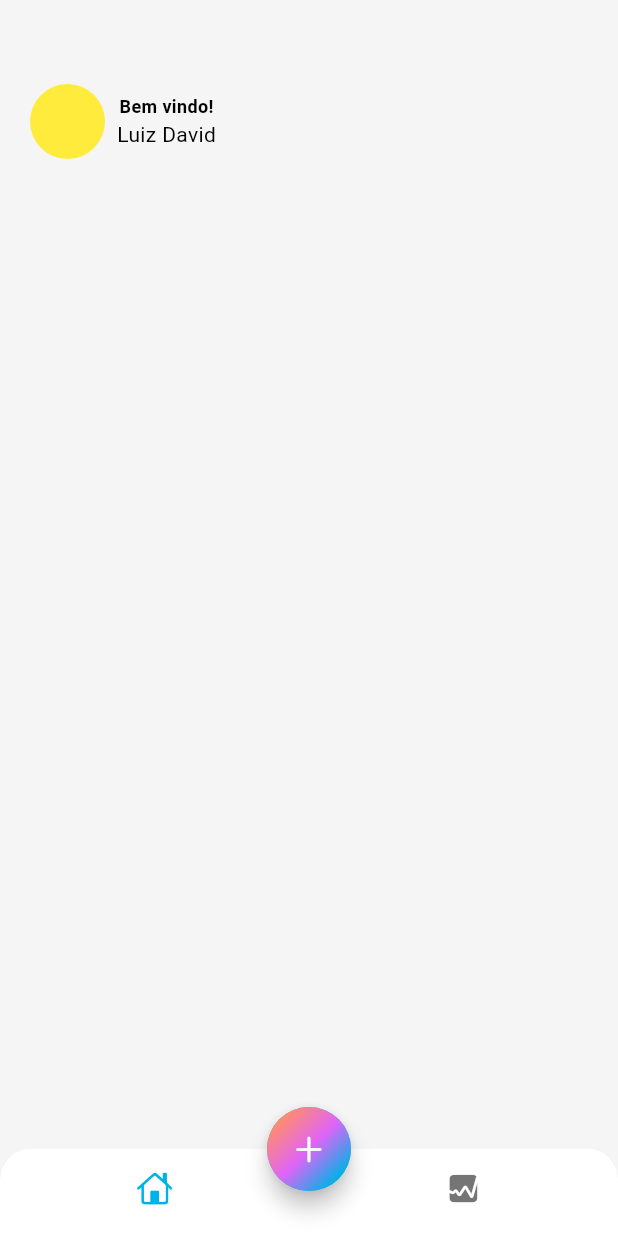
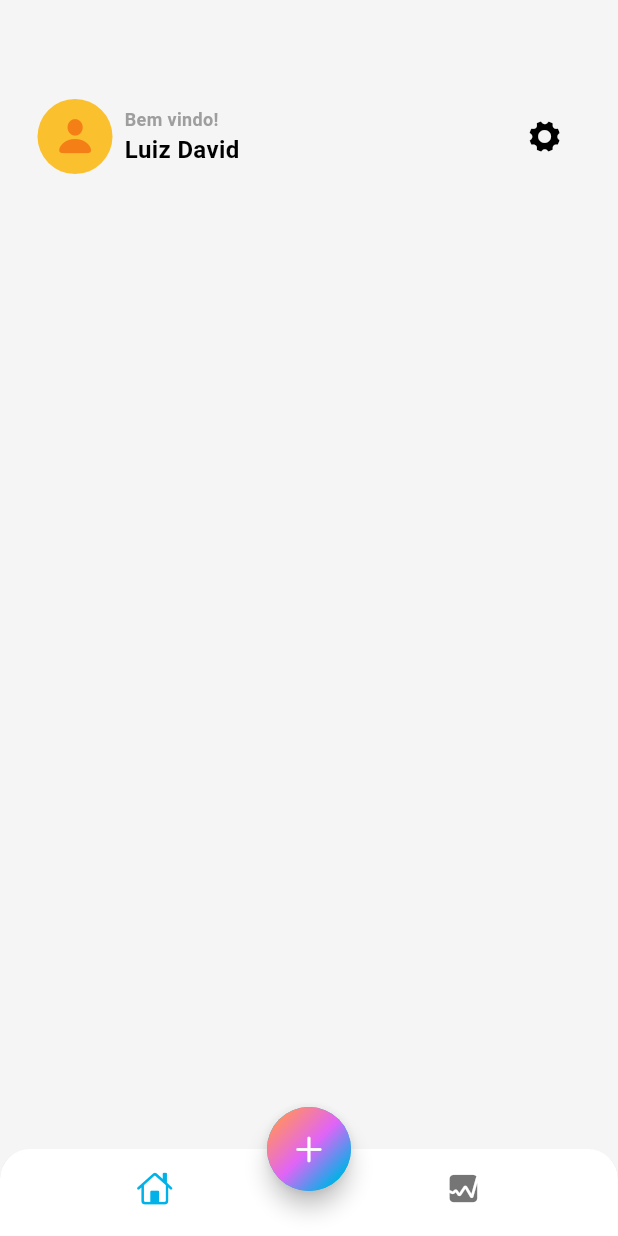
Before and after one commit to LuizDavid5365/expenses_tracker, a Flutter app: the screen it shows after launch, on a phone screen of 412 x 824 dp. Run offline on Flutter 3.47's test engine with Material 3 defaults, Android fonts, the phone set to English and light mode, and no system bars.

Commit message:
ajusta estilo e layout da tela principal, incluindo melhorias na apresentação do usuário

```diff
--- a/lib/app_view.dart
+++ b/lib/app_view.dart
@@ -16,7 +16,7 @@ class MyAppView extends StatelessWidget {
           primary: const Color(0xFF00B2E7),
           secondary: const Color(0xFFE064F7),
           tertiary: const Color(0xFFFF8D6C),
-          outline: Colors.grey.shade400,
+          outline: Colors.grey,
         ),
       ),
       home: HomeScreen(),
--- a/lib/screens/home/views/main_screen.dart
+++ b/lib/screens/home/views/main_screen.dart
@@ -1,3 +1,4 @@
+import 'package:flutter/cupertino.dart';
 import 'package:flutter/material.dart';
 
 class MainScreen extends StatelessWidget {
@@ -7,31 +8,59 @@ class MainScreen extends StatelessWidget {
   Widget build(BuildContext context) {
     return SafeArea(
       child: Padding(
-        padding: const EdgeInsets.symmetric(horizontal: 20.0),
+        padding: const EdgeInsets.symmetric(horizontal: 25.0, vertical: 10),
         child: Column(
           children: [
             Row(
+              mainAxisAlignment: MainAxisAlignment.spaceBetween,
+              children: [
+                Row(
+                  children: [
+                    Stack(
+                      alignment: Alignment.center,
                       children: [
                         Container(
                           width: 50,
                           height: 50,
-                  decoration: const BoxDecoration(
+                          decoration: BoxDecoration(
                             shape: BoxShape.circle,
-                    color: Colors.yellow,
+                            color: Colors.yellow[700],
                           ),
                         ),
+                        Icon(
+                          CupertinoIcons.person_fill,
+                          size: 30,
+                          color: Colors.yellow[900],
+                        ),
+                      ],
+                    ),
                     const SizedBox(width: 8),
-                const Column(
+                    Column(
+                      crossAxisAlignment: CrossAxisAlignment.start,
                       children: [
                         Text(
                           "Bem vindo!",
                           style: TextStyle(
                             fontSize: 12,
                             fontWeight: FontWeight.w600,
+                            color: Theme.of(context).colorScheme.outline,
                           ),
                         ),
-                    Text("Luiz David"),
+                        Text(
+                          "Luiz David",
+                          style: TextStyle(
+                            fontSize: 16,
+                            fontWeight: FontWeight.bold,
+                            color: Theme.of(context).colorScheme.onSurface,
+                          ),
+                        ),
                       ],
+                    ),
+                  ],
+                ),
+                IconButton(
+                  onPressed: () {},
+                  icon: Icon(CupertinoIcons.gear_solid),
                 ),
               ],
             ),
```
Lines whose indentation alone changed are shown as unchanged.
